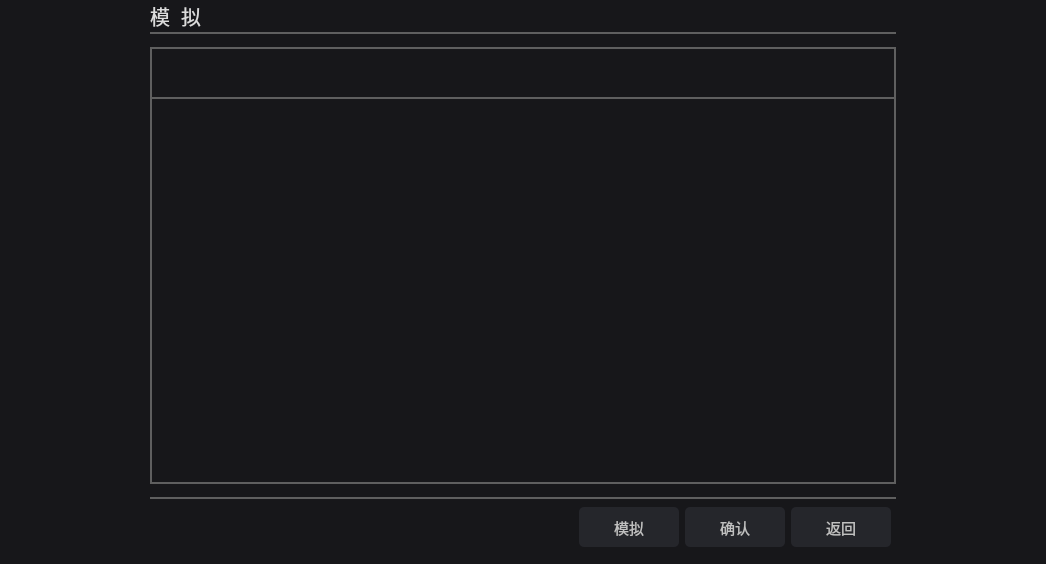
The window that SurgicalRobotSoftware_2_0/surgical-robot-software-2-0/simulationwidget.ui (Z-Hd/Lingxi-Spine-care-Visual-Interactive-Software-Prototype) describes before a commit, drawn with Qt 5.
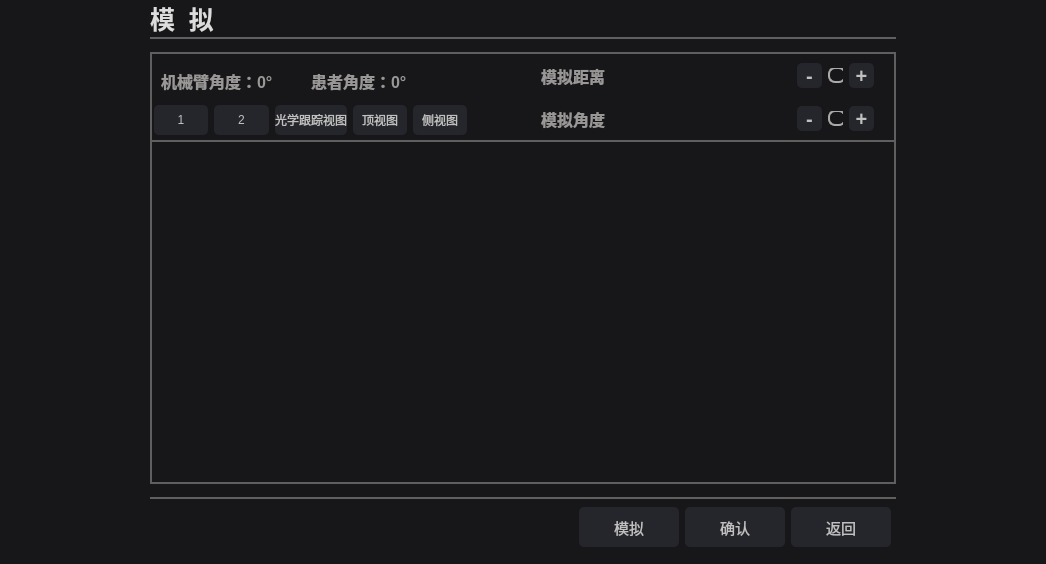
The same window after the commit. Icons and pictures are not drawn.

Commit message: Drawn the simulation and NDI pages.

What changed in the file:
```diff
--- a/SurgicalRobotSoftware_2_0/surgical-robot-software-2-0/simulationwidget.ui
+++ b/SurgicalRobotSoftware_2_0/surgical-robot-software-2-0/simulationwidget.ui
@@ -70,11 +70,17 @@
          </property>
          <item row="0" column="0">
           <widget class="QLabel" name="label">
+           <property name="font">
+            <font>
+             <pointsize>-1</pointsize>
+             <bold>true</bold>
+            </font>
+           </property>
            <property name="styleSheet">
             <string notr="true">background-color:rgb(23, 23, 26);
 color:rgb(220, 220, 220);
 qproperty-alignment: AlignCenter;
-font-size:20px;
+font-size:25px;
 
 </string>
            </property>
@@ -146,21 +152,14 @@
                <property name="bottomMargin">
                 <number>0</number>
                </property>
-               <item>
-                <widget class="QWidget" name="opButtonWidget" native="true">
-                 <property name="minimumSize">
-                  <size>
-                   <width>0</width>
-                   <height>0</height>
-                  </size>
-                 </property>
-                 <property name="styleSheet">
-                  <string notr="true"/>
-                 </property>
-                </widget>
-               </item>
                <item>
                 <widget class="QWidget" name="angleDisplayWidget" native="true">
+                 <property name="sizePolicy">
+                  <sizepolicy hsizetype="Expanding" vsizetype="Expanding">
+                   <horstretch>0</horstretch>
+                   <verstretch>0</verstretch>
+                  </sizepolicy>
+                 </property>
                  <property name="minimumSize">
                   <size>
                    <width>0</width>
@@ -170,6 +169,194 @@
                  <property name="styleSheet">
                   <string notr="true"/>
                  </property>
+                 <layout class="QHBoxLayout" name="horizontalLayout_3">
+                  <property name="spacing">
+                   <number>1</number>
+                  </property>
+                  <property name="topMargin">
+                   <number>15</number>
+                  </property>
+                  <item>
+                   <widget class="QLabel" name="angleOfArm">
+                    <property name="font">
+                     <font>
+                      <pointsize>12</pointsize>
+                      <bold>true</bold>
+                     </font>
+                    </property>
+                    <property name="styleSheet">
+                     <string notr="true">color: rgb(154, 152, 151);</string>
+                    </property>
+                    <property name="text">
+                     <string>机械臂角度：0°</string>
+                    </property>
+                    <property name="alignment">
+                     <set>Qt::AlignLeading|Qt::AlignLeft|Qt::AlignVCenter</set>
+                    </property>
+                   </widget>
+                  </item>
+                  <item>
+                   <widget class="QLabel" name="angleOfPatient">
+                    <property name="font">
+                     <font>
+                      <pointsize>12</pointsize>
+                      <bold>true</bold>
+                     </font>
+                    </property>
+                    <property name="styleSheet">
+                     <string notr="true">color: rgb(154, 152, 151);</string>
+                    </property>
+                    <property name="text">
+                     <string>患者角度：0°</string>
+                    </property>
+                    <property name="alignment">
+                     <set>Qt::AlignLeading|Qt::AlignLeft|Qt::AlignVCenter</set>
+                    </property>
+                   </widget>
+                  </item>
+                 </layout>
+                </widget>
+               </item>
+               <item>
+                <widget class="QWidget" name="opButtonWidget" native="true">
+                 <property name="minimumSize">
+                  <size>
+                   <width>0</width>
+                   <height>0</height>
+                  </size>
+                 </property>
+                 <property name="styleSheet">
+                  <string notr="true"/>
+                 </property>
+                 <layout class="QHBoxLayout" name="horizontalLayout_4">
+                  <property name="leftMargin">
+                   <number>2</number>
+                  </property>
+                  <property name="topMargin">
+                   <number>0</number>
+                  </property>
+                  <property name="rightMargin">
+                   <number>2</number>
+                  </property>
+                  <property name="bottomMargin">
+                   <number>2</number>
+                  </property>
+                  <item>
+                   <widget class="QPushButton" name="pushButton">
+                    <property name="styleSheet">
+                     <string notr="true">QPushButton {
+background-color: rgb(37, 38, 43);
+color: rgb(192, 192, 192);
+font-size:12px;
+border-radius: 5px;
+min-width: 50px;
+min-height: 30px;
+}
+QPushButton:hover{
+background-color: rgb(70, 72, 81);
+}
+QPushButton:pressed {
+background-color: rgb(245, 245, 245);
+}</string>
+                    </property>
+                    <property name="text">
+                     <string>1</string>
+                    </property>
+                   </widget>
+                  </item>
+                  <item>
+                   <widget class="QPushButton" name="pushButton_2">
+                    <property name="styleSheet">
+                     <string notr="true">QPushButton {
+background-color: rgb(37, 38, 43);
+color: rgb(192, 192, 192);
+font-size:12px;
+border-radius: 5px;
+min-width: 50px;
+min-height: 30px;
+}
+QPushButton:hover{
+background-color: rgb(70, 72, 81);
+}
+QPushButton:pressed {
+background-color: rgb(245, 245, 245);
+}</string>
+                    </property>
+                    <property name="text">
+                     <string>2</string>
+                    </property>
+                   </widget>
+                  </item>
+                  <item>
+                   <widget class="QPushButton" name="pushButton_3">
+                    <property name="styleSheet">
+                     <string notr="true">QPushButton {
+background-color: rgb(37, 38, 43);
+color: rgb(192, 192, 192);
+font-size:12px;
+border-radius: 5px;
+min-width: 50px;
+min-height: 30px;
+}
+QPushButton:hover{
+background-color: rgb(70, 72, 81);
+}
+QPushButton:pressed {
+background-color: rgb(245, 245, 245);
+}</string>
+                    </property>
+                    <property name="text">
+                     <string>光学跟踪视图</string>
+                    </property>
+                   </widget>
+                  </item>
+                  <item>
+                   <widget class="QPushButton" name="pushButton_4">
+                    <property name="styleSheet">
+                     <string notr="true">QPushButton {
+background-color: rgb(37, 38, 43);
+color: rgb(192, 192, 192);
+font-size:12px;
+border-radius: 5px;
+min-width: 50px;
+min-height: 30px;
+}
+QPushButton:hover{
+background-color: rgb(70, 72, 81);
+}
+QPushButton:pressed {
+background-color: rgb(245, 245, 245);
+}</string>
+                    </property>
+                    <property name="text">
+                     <string>顶视图</string>
+                    </property>
+                   </widget>
+                  </item>
+                  <item>
+                   <widget class="QPushButton" name="pushButton_5">
+                    <property name="styleSheet">
+                     <string notr="true">QPushButton {
+background-color: rgb(37, 38, 43);
+color: rgb(192, 192, 192);
+font-size:12px;
+border-radius: 5px;
+min-width: 50px;
+min-height: 30px;
+}
+QPushButton:hover{
+background-color: rgb(70, 72, 81);
+}
+QPushButton:pressed {
+background-color: rgb(245, 245, 245);
+}</string>
+                    </property>
+                    <property name="text">
+                     <string>侧视图</string>
+                    </property>
+                   </widget>
+                  </item>
+                 </layout>
                 </widget>
                </item>
               </layout>
@@ -213,6 +400,226 @@
                  <property name="styleSheet">
                   <string notr="true"/>
                  </property>
+                 <layout class="QHBoxLayout" name="horizontalLayout_5">
+                  <property name="rightMargin">
+                   <number>20</number>
+                  </property>
+                  <item>
+                   <widget class="QLabel" name="simulationDistanceText">
+                    <property name="font">
+                     <font>
+                      <pointsize>12</pointsize>
+                      <bold>true</bold>
+                     </font>
+                    </property>
+                    <property name="styleSheet">
+                     <string notr="true">color: rgb(154, 152, 151);</string>
+                    </property>
+                    <property name="text">
+                     <string>模拟距离</string>
+                    </property>
+                    <property name="alignment">
+                     <set>Qt::AlignLeading|Qt::AlignLeft|Qt::AlignVCenter</set>
+                    </property>
+                   </widget>
+                  </item>
+                  <item>
+                   <spacer name="horizontalSpacer_4">
+                    <property name="orientation">
+                     <enum>Qt::Horizontal</enum>
+                    </property>
+                    <property name="sizeType">
+                     <enum>QSizePolicy::Fixed</enum>
+                    </property>
+                    <property name="sizeHint" stdset="0">
+                     <size>
+                      <width>40</width>
+                      <height>20</height>
+                     </size>
+                    </property>
+                   </spacer>
+                  </item>
+                  <item>
+                   <widget class="QLabel" name="simulationDistance">
+                    <property name="sizePolicy">
+                     <sizepolicy hsizetype="Fixed" vsizetype="Fixed">
+                      <horstretch>0</horstretch>
+                      <verstretch>0</verstretch>
+                     </sizepolicy>
+                    </property>
+                    <property name="minimumSize">
+                     <size>
+                      <width>100</width>
+                      <height>20</height>
+                     </size>
+                    </property>
+                    <property name="baseSize">
+                     <size>
+                      <width>200</width>
+                      <height>20</height>
+                     </size>
+                    </property>
+                    <property name="font">
+                     <font>
+                      <pointsize>12</pointsize>
+                      <bold>true</bold>
+                     </font>
+                    </property>
+                    <property name="styleSheet">
+                     <string notr="true">color: rgb(154, 152, 151);</string>
+                    </property>
+                    <property name="text">
+                     <string/>
+                    </property>
+                    <property name="alignment">
+                     <set>Qt::AlignCenter</set>
+                    </property>
+                   </widget>
+                  </item>
+                  <item>
+                   <spacer name="horizontalSpacer_5">
+                    <property name="orientation">
+                     <enum>Qt::Horizontal</enum>
+                    </property>
+                    <property name="sizeType">
+                     <enum>QSizePolicy::Fixed</enum>
+                    </property>
+                    <property name="sizeHint" stdset="0">
+                     <size>
+                      <width>40</width>
+                      <height>20</height>
+                     </size>
+                    </property>
+                   </spacer>
+                  </item>
+                  <item>
+                   <widget class="QPushButton" name="distanceDownButton">
+                    <property name="font">
+                     <font>
+                      <pointsize>-1</pointsize>
+                      <bold>true</bold>
+                     </font>
+                    </property>
+                    <property name="styleSheet">
+                     <string notr="true">QPushButton {
+background-color: rgb(37, 38, 43);
+color: rgb(192, 192, 192);
+font-size:20px;
+border-radius: 5px;
+min-width: 25px;
+min-height: 25px;
+}
+QPushButton:hover{
+background-color: rgb(70, 72, 81);
+}
+QPushButton:pressed {
+background-color: rgb(245, 245, 245);
+}</string>
+                    </property>
+                    <property name="text">
+                     <string>-</string>
+                    </property>
+                   </widget>
+                  </item>
+                  <item>
+                   <widget class="QSlider" name="distanceSlider">
+                    <property name="focusPolicy">
+                     <enum>Qt::NoFocus</enum>
+                    </property>
+                    <property name="styleSheet">
+                     <string notr="true">/* === 滑道 === */
+QSlider::groove:horizontal {
+    border: 0px;
+    height: 4px;
+    background: #444444;
+    border-radius: 2px;
+}
+
+/* === 已滑动部分（左侧） === */
+QSlider::sub-page:horizontal {
+    background: #AAAAAA;
+    border-radius: 2px;
+}
+
+/* === 未滑动部分（右侧） === */
+QSlider::add-page:horizontal {
+    background: #444444;
+    border-radius: 2px;
+}
+
+/* === 默认滑块 === */
+QSlider::handle:horizontal {
+    background: rgb(23, 23, 26);
+    border: 2px solid #AAAAAA;
+    width: 14px;
+    height: 14px;
+    margin: -6px 0px;
+    border-radius: 7px;
+}
+
+/* === 悬停滑块 === */
+QSlider::handle:horizontal:hover {
+    border: 2px solid #FFFFFF;
+}
+
+/* === 按下滑块 === */
+QSlider::handle:horizontal:pressed {
+    background: #AAAAAA;
+    border: none;
+}
+
+/* === 禁用状态 === */
+QSlider:disabled {
+    background: #333333;
+}
+
+QSlider::handle:horizontal:disabled {
+    border: 2px solid #666666;
+    background: transparent;
+}
+</string>
+                    </property>
+                    <property name="maximum">
+                     <number>500</number>
+                    </property>
+                    <property name="pageStep">
+                     <number>7</number>
+                    </property>
+                    <property name="orientation">
+                     <enum>Qt::Horizontal</enum>
+                    </property>
+                   </widget>
+                  </item>
+                  <item>
+                   <widget class="QPushButton" name="distanceUpButton">
+                    <property name="font">
+                     <font>
+                      <pointsize>-1</pointsize>
+                      <bold>true</bold>
+                     </font>
+                    </property>
+                    <property name="styleSheet">
+                     <string notr="true">QPushButton {
+background-color: rgb(37, 38, 43);
+color: rgb(192, 192, 192);
+font-size:20px;
+border-radius: 5px;
+min-width: 25px;
+min-height: 25px;
+}
+QPushButton:hover{
+background-color: rgb(70, 72, 81);
+}
+QPushButton:pressed {
+background-color: rgb(245, 245, 245);
+}</string>
+                    </property>
+                    <property name="text">
+                     <string>+</string>
+                    </property>
+                   </widget>
+                  </item>
+                 </layout>
                 </widget>
                </item>
                <item>
@@ -226,6 +633,220 @@
                  <property name="styleSheet">
                   <string notr="true"/>
                  </property>
+                 <layout class="QHBoxLayout" name="horizontalLayout_6">
+                  <property name="rightMargin">
+                   <number>20</number>
+                  </property>
+                  <item>
+                   <widget class="QLabel" name="simulationAngleText">
+                    <property name="font">
+                     <font>
+                      <pointsize>12</pointsize>
+                      <bold>true</bold>
+                     </font>
+                    </property>
+                    <property name="styleSheet">
+                     <string notr="true">color: rgb(154, 152, 151);</string>
+                    </property>
+                    <property name="text">
+                     <string>模拟角度</string>
+                    </property>
+                    <property name="alignment">
+                     <set>Qt::AlignLeading|Qt::AlignLeft|Qt::AlignVCenter</set>
+                    </property>
+                   </widget>
+                  </item>
+                  <item>
+                   <spacer name="horizontalSpacer_6">
+                    <property name="orientation">
+                     <enum>Qt::Horizontal</enum>
+                    </property>
+                    <property name="sizeType">
+                     <enum>QSizePolicy::Fixed</enum>
+                    </property>
+                    <property name="sizeHint" stdset="0">
+                     <size>
+                      <width>40</width>
+                      <height>20</height>
+                     </size>
+                    </property>
+                   </spacer>
+                  </item>
+                  <item>
+                   <widget class="QLabel" name="simulationAngle">
+                    <property name="sizePolicy">
+                     <sizepolicy hsizetype="Fixed" vsizetype="Fixed">
+                      <horstretch>0</horstretch>
+                      <verstretch>0</verstretch>
+                     </sizepolicy>
+                    </property>
+                    <property name="minimumSize">
+                     <size>
+                      <width>100</width>
+                      <height>20</height>
+                     </size>
+                    </property>
+                    <property name="baseSize">
+                     <size>
+                      <width>500</width>
+                      <height>20</height>
+                     </size>
+                    </property>
+                    <property name="font">
+                     <font>
+                      <pointsize>12</pointsize>
+                      <bold>true</bold>
+                     </font>
+                    </property>
+                    <property name="styleSheet">
+                     <string notr="true">color: rgb(154, 152, 151);</string>
+                    </property>
+                    <property name="text">
+                     <string/>
+                    </property>
+                    <property name="alignment">
+                     <set>Qt::AlignCenter</set>
+                    </property>
+                   </widget>
+                  </item>
+                  <item>
+                   <spacer name="horizontalSpacer_7">
+                    <property name="orientation">
+                     <enum>Qt::Horizontal</enum>
+                    </property>
+                    <property name="sizeType">
+                     <enum>QSizePolicy::Fixed</enum>
+                    </property>
+                    <property name="sizeHint" stdset="0">
+                     <size>
+                      <width>40</width>
+                      <height>20</height>
+                     </size>
+                    </property>
+                   </spacer>
+                  </item>
+                  <item>
+                   <widget class="QPushButton" name="angleDownButton">
+                    <property name="font">
+                     <font>
+                      <pointsize>-1</pointsize>
+                      <bold>true</bold>
+                     </font>
+                    </property>
+                    <property name="styleSheet">
+                     <string notr="true">QPushButton {
+background-color: rgb(37, 38, 43);
+color: rgb(192, 192, 192);
+font-size:20px;
+border-radius: 5px;
+min-width: 25px;
+min-height: 25px;
+}
+QPushButton:hover{
+background-color: rgb(70, 72, 81);
+}
+QPushButton:pressed {
+background-color: rgb(245, 245, 245);
+}</string>
+                    </property>
+                    <property name="text">
+                     <string>-</string>
+                    </property>
+                   </widget>
+                  </item>
+                  <item>
+                   <widget class="QSlider" name="angleSlider">
+                    <property name="focusPolicy">
+                     <enum>Qt::NoFocus</enum>
+                    </property>
+                    <property name="styleSheet">
+                     <string notr="true">/* === 滑道 === */
+QSlider::groove:horizontal {
+    border: 0px;
+    height: 4px;
+    background: #444444;
+    border-radius: 2px;
+}
+
+/* === 已滑动部分（左侧） === */
+QSlider::sub-page:horizontal {
+    background: #AAAAAA;
+    border-radius: 2px;
+}
+
+/* === 未滑动部分（右侧） === */
+QSlider::add-page:horizontal {
+    background: #444444;
+    border-radius: 2px;
+}
+
+/* === 默认滑块 === */
+QSlider::handle:horizontal {
+    background: rgb(23, 23, 26);
+    border: 2px solid #AAAAAA;
+    width: 14px;
+    height: 14px;
+    margin: -6px 0px;
+    border-radius: 7px;
+}
+
+/* === 悬停滑块 === */
+QSlider::handle:horizontal:hover {
+    border: 2px solid #FFFFFF;
+}
+
+/* === 按下滑块 === */
+QSlider::handle:horizontal:pressed {
+    background: #AAAAAA;
+    border: none;
+}
+
+/* === 禁用状态 === */
+QSlider:disabled {
+    background: #333333;
+}
+
+QSlider::handle:horizontal:disabled {
+    border: 2px solid #666666;
+    background: transparent;
+}
+</string>
+                    </property>
+                    <property name="orientation">
+                     <enum>Qt::Horizontal</enum>
+                    </property>
+                   </widget>
+                  </item>
+                  <item>
+                   <widget class="QPushButton" name="angleUpButton">
+                    <property name="font">
+                     <font>
+                      <pointsize>-1</pointsize>
+                      <bold>true</bold>
+                     </font>
+                    </property>
+                    <property name="styleSheet">
+                     <string notr="true">QPushButton {
+background-color: rgb(37, 38, 43);
+color: rgb(192, 192, 192);
+font-size:20px;
+border-radius: 5px;
+min-width: 25px;
+min-height: 25px;
+}
+QPushButton:hover{
+background-color: rgb(70, 72, 81);
+}
+QPushButton:pressed {
+background-color: rgb(245, 245, 245);
+}</string>
+                    </property>
+                    <property name="text">
+                     <string>+</string>
+                    </property>
+                   </widget>
+                  </item>
+                 </layout>
                 </widget>
                </item>
               </layout>
```
The commit also changes 13 other files.
